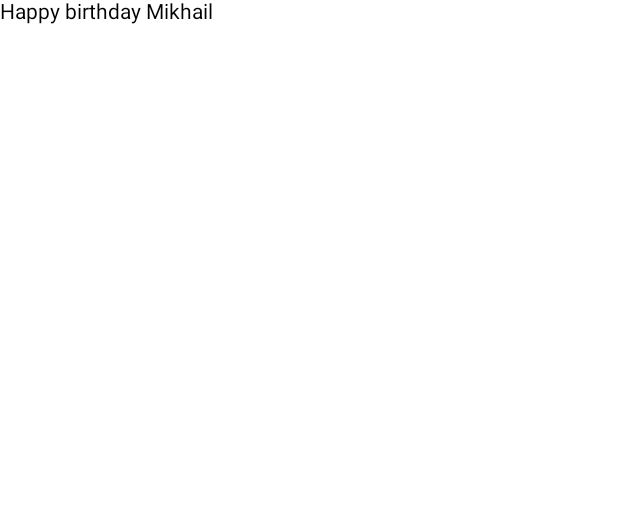
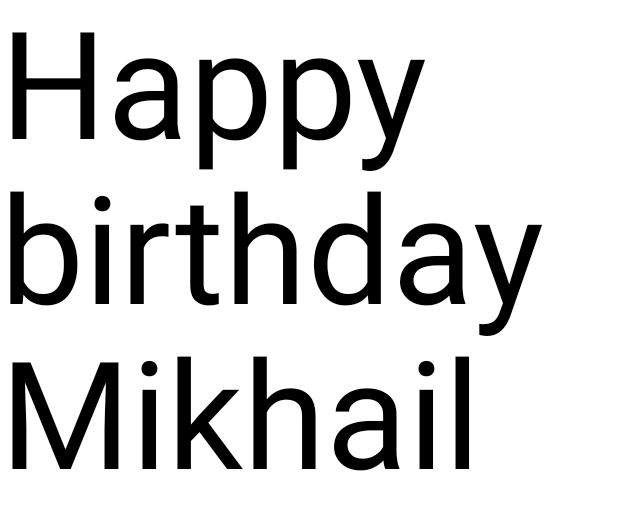
Before and after one commit to elmario89/android, an Android app built with Jetpack Compose: the @Preview function BirthdayAppPreview, on a phone screen of 412 x 824 dp. Shown: the top 510 px of the screen. Run offline under Robolectric (Android 15) with nearby library versions, the light colour scheme and no system bars; missing, so only their content is drawn: BirthdayAppTheme.

Commit message:
Add font size and line height properties

```diff
--- a/app/src/main/java/com/example/birthdayapp/MainActivity.kt
+++ b/app/src/main/java/com/example/birthdayapp/MainActivity.kt
@@ -10,6 +10,7 @@ import androidx.compose.material3.Text
 import androidx.compose.runtime.Composable
 import androidx.compose.ui.Modifier
 import androidx.compose.ui.tooling.preview.Preview
+import androidx.compose.ui.unit.sp
 import com.example.birthdayapp.ui.theme.BirthdayAppTheme
 
 class MainActivity : ComponentActivity() {
@@ -31,7 +32,9 @@ class MainActivity : ComponentActivity() {
 @Composable
 fun GreetingText(message: String, modifier: Modifier = Modifier) {
     Text(
-        text = message
+        text = message,
+        fontSize = 100.sp,
+        lineHeight = 110.sp
     )
 }
 
```
